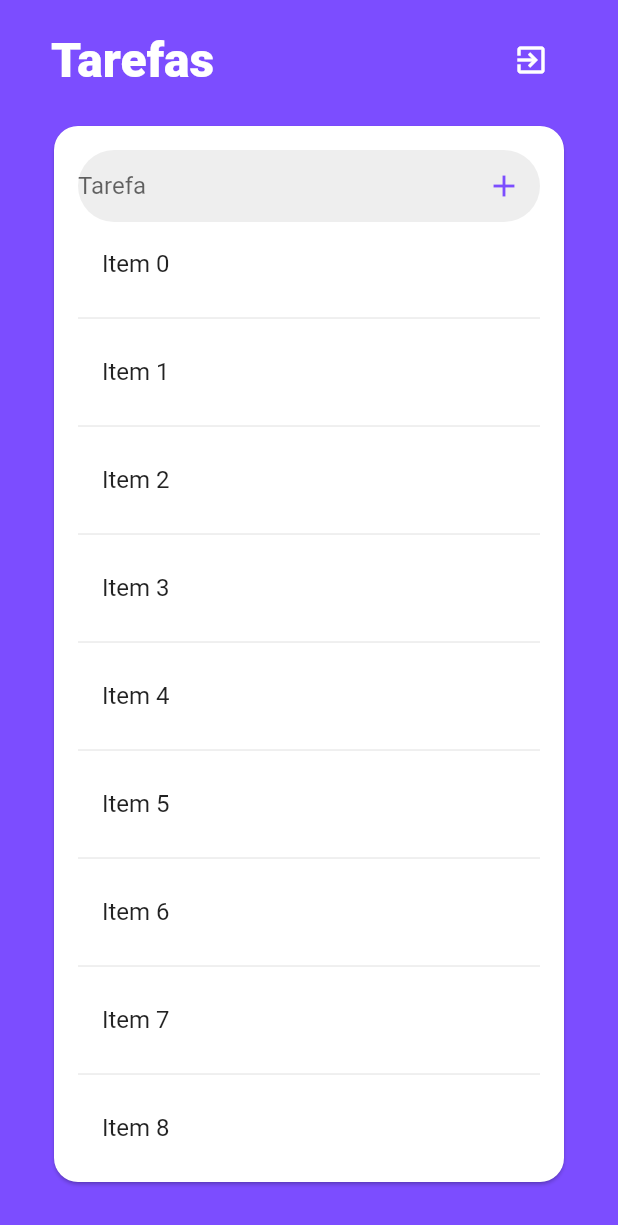
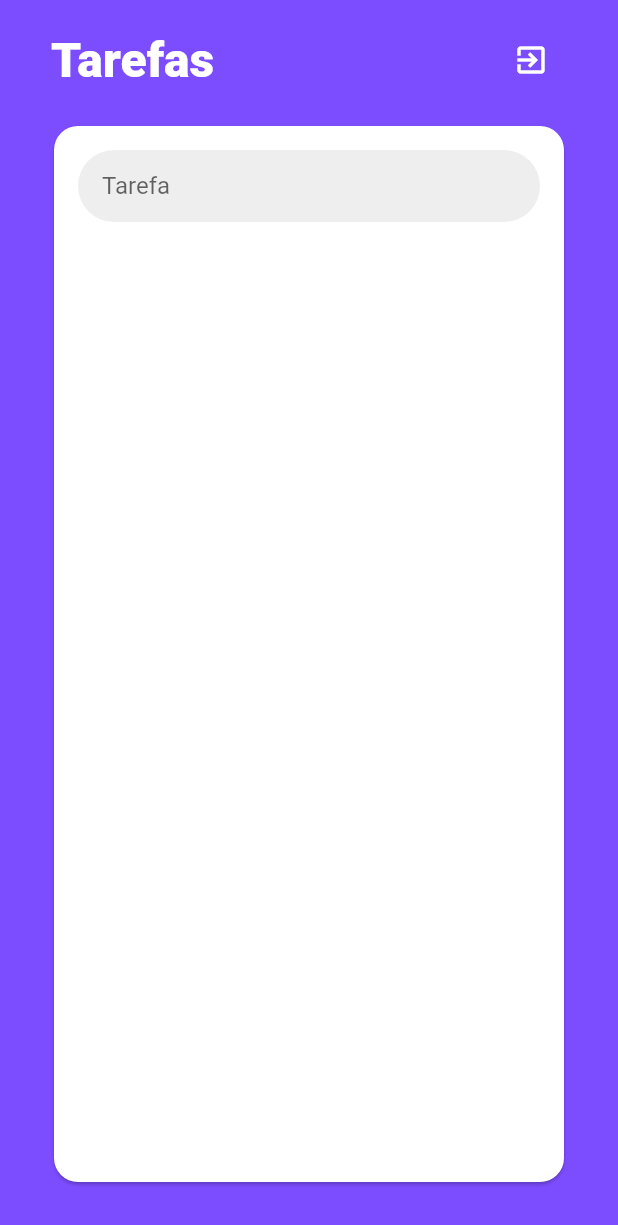
Before and after one commit to montonurb/flutter_apps_new, a Flutter app: the ListScreen screen opened directly, on a phone screen of 412 x 824 dp. Shown: the top 1225 px of the screen. Run offline on Flutter 3.47's test engine with Material 2 defaults, Android fonts, the light colour scheme and no system bars; our stand-ins replace flutter_mobx, mobx; generated files the repository leaves out were written again.

Commit message:
Adicionando ObservableList

```diff
--- a/myapp_mobx/lib/screens/list_screen.dart
+++ b/myapp_mobx/lib/screens/list_screen.dart
@@ -1,6 +1,7 @@
-// ignore_for_file: prefer_const_constructors, must_be_immutable, prefer_const_constructors_in_immutables
+// ignore_for_file: prefer_const_constructors, must_be_immutable, prefer_const_constructors_in_immutables, unnecessary_string_interpolations
 
 import 'package:flutter/material.dart';
+import 'package:flutter_mobx/flutter_mobx.dart';
 import 'package:myapp_mobx/screens/login_screen.dart';
 import 'package:myapp_mobx/stores/list_store.dart';
 import 'package:myapp_mobx/widgets/custom_icon_button.dart';
@@ -61,28 +62,33 @@ class _ListScreenState extends State<ListScreen> {
                     padding: EdgeInsets.all(16),
                     child: Column(
                       children: [
-                        CustomTextField(
+                        Observer(builder: (_) {
+                          return CustomTextField(
                             obscure: false,
                             hint: "Tarefa",
                             onChanged: listStore.setNewTodoTitle,
                             suffix: CustomIconButton(
                               radius: 32,
-                            iconData: Icons.add,
-                            onTap: () {},
+                              iconData:
+                                  listStore.isFormValid ? Icons.add : null,
+                              onTap: listStore.addTodo,
                             ),
-                        ),
+                          );
+                        }),
                         Expanded(
-                          child: ListView.separated(
-                            itemCount: 10,
+                          child: Observer(builder: (_) {
+                            return ListView.separated(
+                              itemCount: listStore.todoList.length,
                               itemBuilder: (context, index) {
                                 return ListTile(
-                                title: Text("Item $index"),
+                                  title: Text('${listStore.todoList[index]}'),
                                 );
                               },
                               separatorBuilder: (context, index) {
                                 return Divider();
                               },
-                          ),
+                            );
+                          }),
                         )
                       ],
                     ),
--- a/myapp_mobx/lib/widgets/custom_text_field.dart
+++ b/myapp_mobx/lib/widgets/custom_text_field.dart
@@ -1,3 +1,5 @@
+// ignore_for_file: prefer_const_constructors
+
 import 'package:flutter/material.dart';
 
 class CustomTextField extends StatelessWidget {
@@ -34,6 +36,7 @@ class CustomTextField extends StatelessWidget {
         onChanged: onChanged,
         enabled: enabled,
         decoration: InputDecoration(
+          contentPadding: EdgeInsets.symmetric(horizontal: 16),
           hintText: hint,
           border: InputBorder.none,
           prefixIcon: prefix,
```
Also changed, not shown: myapp_mobx/lib/stores/list_store.dart (+11 -0 lines), myapp_mobx/lib/stores/list_store.g.dart. Lines whose indentation alone changed are shown as unchanged.
